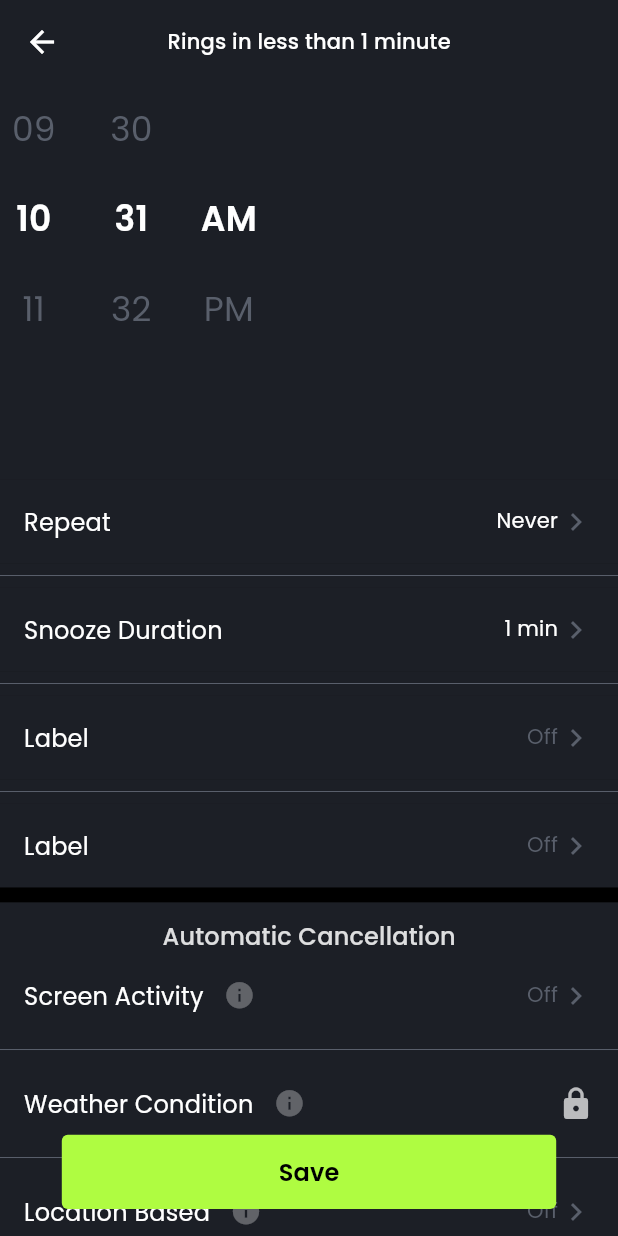
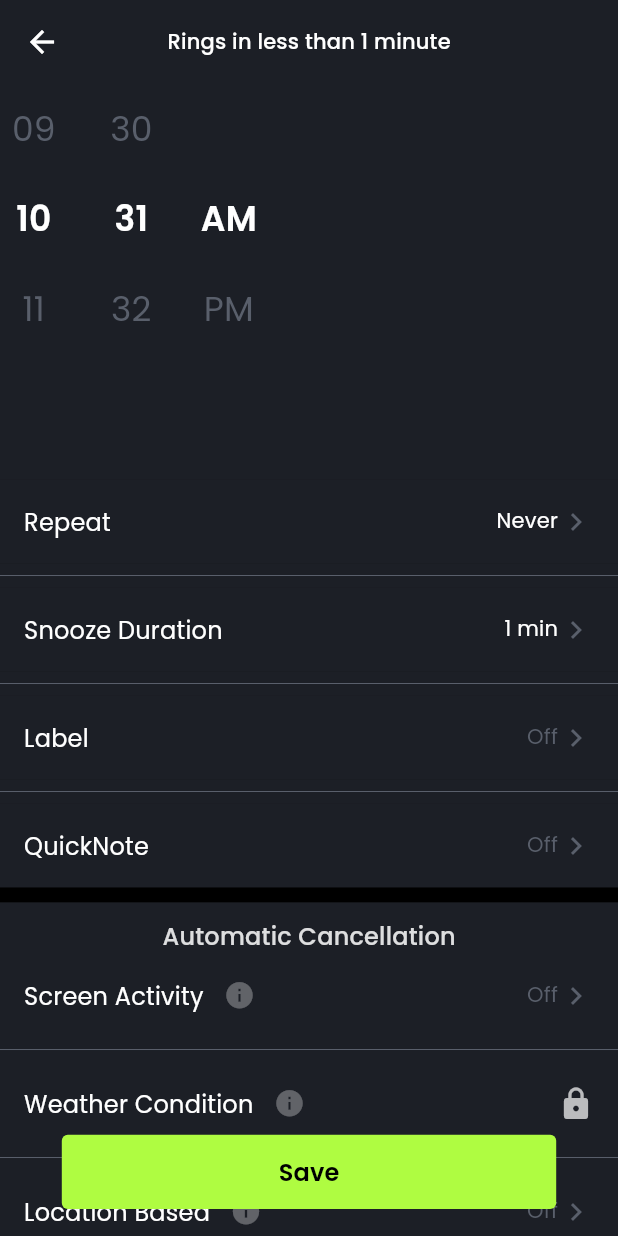
Before and after one commit to CCExtractor/ultimate_alarm_clock, a Flutter app: the AddOrUpdateAlarmView screen opened by its route, on a phone screen of 412 x 824 dp. Run offline on Flutter 3.47's test engine with Material 3 defaults, Android fonts, the phone set to English and light mode, and no system bars; drawn by our look-alikes of flutter_time_picker_spinner; our stand-ins replace audioplayers, cloud_firestore, file_picker, firebase_core, flutter_expandable_fab, flutter_map and 11 more; missing offline and left inert: fl_location, flutter_fgbg, flutter_ringtone_player, mobile_scanner, shake; accounts and stored records are empty; generated files the repository leaves out were written again.

Commit message:
Add quick note tile in add alarm view

```diff
--- a/lib/app/modules/addOrUpdateAlarm/views/add_or_update_alarm_view.dart
+++ b/lib/app/modules/addOrUpdateAlarm/views/add_or_update_alarm_view.dart
@@ -12,6 +12,7 @@ import 'package:ultimate_alarm_clock/app/modules/addOrUpdateAlarm/views/label_ti
 import 'package:ultimate_alarm_clock/app/modules/addOrUpdateAlarm/views/location_activity_tile.dart';
 import 'package:ultimate_alarm_clock/app/modules/addOrUpdateAlarm/views/maths_challenge_tile.dart';
 import 'package:ultimate_alarm_clock/app/modules/addOrUpdateAlarm/views/qr_bar_code_tile.dart';
+import 'package:ultimate_alarm_clock/app/modules/addOrUpdateAlarm/views/quick_note_tile.dart';
 import 'package:ultimate_alarm_clock/app/modules/addOrUpdateAlarm/views/repeat_once_tile.dart';
 import 'package:ultimate_alarm_clock/app/modules/addOrUpdateAlarm/views/repeat_tile.dart';
 import 'package:ultimate_alarm_clock/app/modules/addOrUpdateAlarm/views/screen_activity_tile.dart';
@@ -543,7 +544,7 @@ class AddOrUpdateAlarmView extends GetView<AddOrUpdateAlarmController> {
                             : kprimaryDisabledTextColor,
                       ),
                     ),
-                    LabelTile(
+                    QuickNoteTile(
                       controller: controller,
                       themeController: themeController,
                     ),
```
